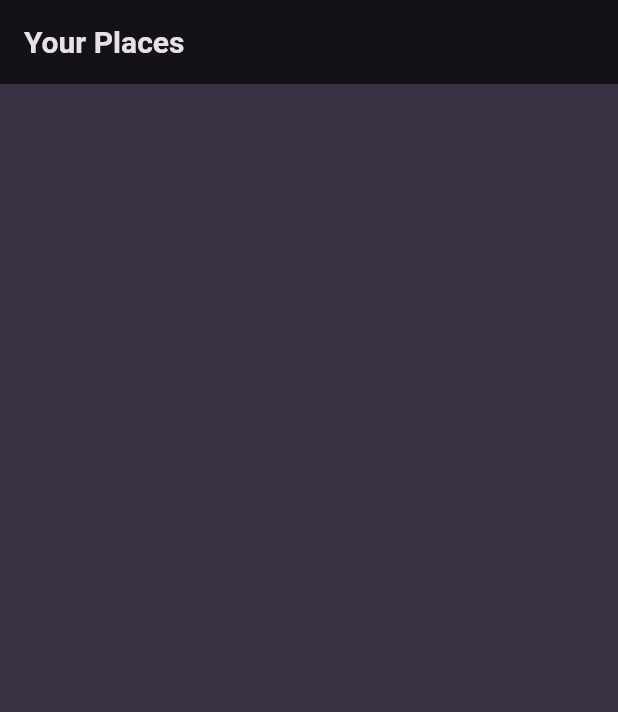
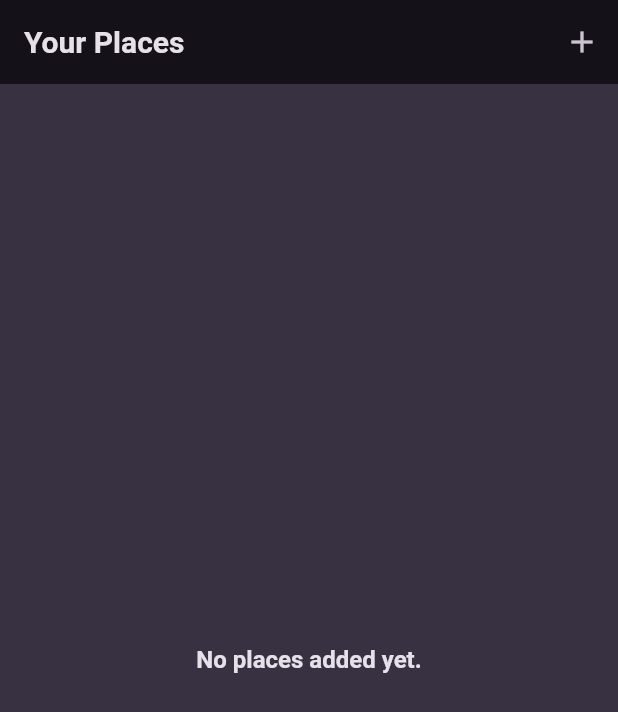
Before and after one commit to Indranilsen2005/Favourite_Places_App, a Flutter app: the screen it shows after launch, on a phone screen of 412 x 824 dp. Shown: the top 712 px of the screen. Run offline on Flutter 3.47's test engine with Material 2 defaults, Android fonts, the phone set to English and light mode, and no system bars; our stand-ins replace google_fonts.

Commit message:
Added third party packages, and two screens places and add places

```diff
--- a/lib/main.dart
+++ b/lib/main.dart
@@ -1,3 +1,4 @@
+import 'package:favourite_places/screens/places.dart';
 import 'package:flutter/material.dart';
 
 import 'package:google_fonts/google_fonts.dart';
@@ -39,11 +40,7 @@ class MyApp extends StatelessWidget {
     return MaterialApp(
       title: 'Great Places',
       theme: theme,
-      home: Scaffold(
-        appBar: AppBar(
-          title: const Text('Your Places'),
-        ),
-      ),
+      home: const PlacesScreen(),
     );
   }
 }
--- /dev/null
+++ b/lib/models/place.dart
@@ -0,0 +1,10 @@
+import 'package:uuid/uuid.dart';
+
+var uuid = const Uuid();
+
+class Place {
+  Place({required this.title}) : id = uuid.v4();
+
+  final String id;
+  final String title;
+}
--- /dev/null
+++ b/lib/screens/places.dart
@@ -0,0 +1,37 @@
+import 'package:favourite_places/screens/add_places.dart';
+import 'package:favourite_places/widgets/places_list.dart';
+import 'package:flutter/material.dart';
+
+class PlacesScreen extends StatelessWidget {
+  const PlacesScreen({super.key});
+
+  void _addPlace(BuildContext context) {
+    Navigator.of(context).push(
+      MaterialPageRoute(
+        builder: (context) {
+          return const AddPlacesScreen();
+        },
+      ),
+    );
+  }
+
+  @override
+  Widget build(BuildContext context) {
+    return Scaffold(
+      appBar: AppBar(
+        title: const Text('Your Places'),
+        actions: [
+          IconButton(
+            onPressed: () {
+              _addPlace(context);
+            },
+            icon: const Icon(Icons.add),
+          ),
+        ],
+      ),
+      body: const PlacesList(
+        places: [],
+      ),
+    );
+  }
+}
--- /dev/null
+++ b/lib/widgets/places_list.dart
@@ -0,0 +1,36 @@
+import 'package:favourite_places/models/place.dart';
+import 'package:flutter/material.dart';
+
+class PlacesList extends StatelessWidget {
+  const PlacesList({super.key, required this.places});
+
+  final List<Place> places;
+
+  @override
+  Widget build(BuildContext context) {
+    if (places.isEmpty) {
+      return Center(
+        child: Text(
+          'No places added yet.',
+          style: Theme.of(context).textTheme.titleMedium!.copyWith(
+                color: Theme.of(context).colorScheme.onBackground,
+              ),
+        ),
+      );
+    }
+
+    return ListView.builder(
+        itemCount: places.length,
+        itemBuilder: (ctx, index) {
+          return ListTile(
+            onTap: () {},
+            title: Text(
+              places[index].title,
+              style: Theme.of(context).textTheme.titleMedium!.copyWith(
+                    color: Theme.of(context).colorScheme.onBackground,
+                  ),
+            ),
+          );
+        });
+  }
+}
--- a/pubspec.yaml
+++ b/pubspec.yaml
@@ -36,6 +36,8 @@ dependencies:
   # Use with the CupertinoIcons class for iOS style icons.
   cupertino_icons: ^1.0.2
   google_fonts: ^5.1.0
+  uuid: ^3.0.7
+  riverpod: ^2.3.6
 
 dev_dependencies:
   flutter_test:
```
Also changed, not shown: lib/screens/add_places.dart (added, +37 -0 lines), lib/screens/place_details.dart (added), pubspec.lock.
